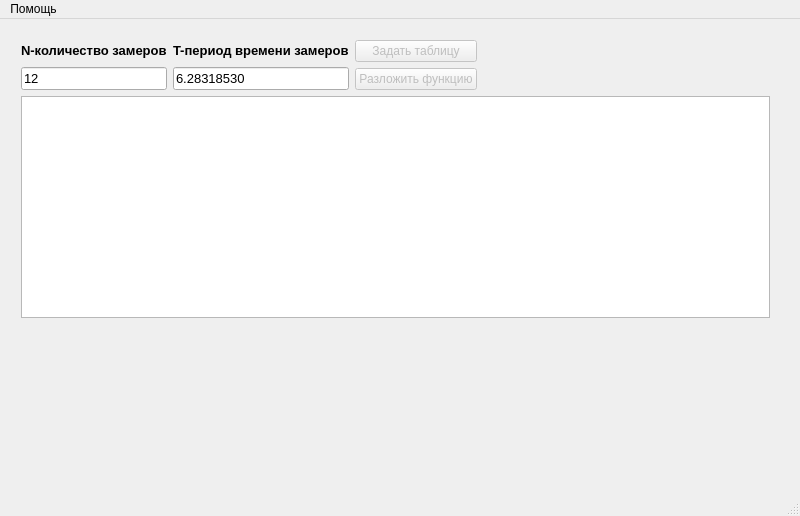
IvanTheCruel/Z5_circuits, file mainwindow.ui: the form before one commit.
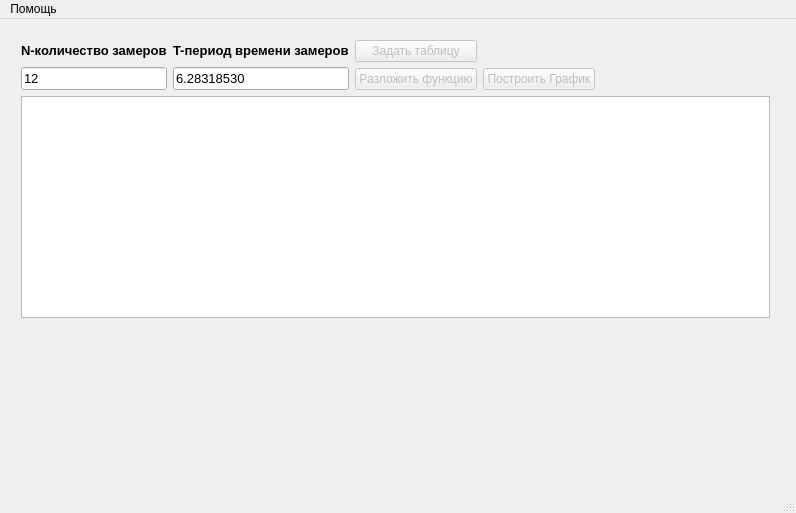
The form after the commit.

```diff
--- a/mainwindow.ui
+++ b/mainwindow.ui
@@ -6,8 +6,8 @@
    <rect>
     <x>0</x>
     <y>0</y>
-    <width>800</width>
-    <height>516</height>
+    <width>796</width>
+    <height>513</height>
    </rect>
   </property>
   <property name="windowTitle">
@@ -138,6 +138,30 @@
          </property>
         </widget>
        </item>
+       <item row="0" column="2">
+        <widget class="QLabel" name="label_3">
+         <property name="font">
+          <font>
+           <pointsize>10</pointsize>
+           <weight>75</weight>
+           <bold>true</bold>
+          </font>
+         </property>
+         <property name="text">
+          <string/>
+         </property>
+        </widget>
+       </item>
+       <item row="1" column="2">
+        <widget class="QPushButton" name="pushButton_3">
+         <property name="enabled">
+          <bool>false</bool>
+         </property>
+         <property name="text">
+          <string>Построить График</string>
+         </property>
+        </widget>
+       </item>
       </layout>
      </item>
     </layout>
@@ -148,7 +172,7 @@
     <rect>
      <x>0</x>
      <y>0</y>
-     <width>800</width>
+     <width>796</width>
      <height>25</height>
     </rect>
    </property>
```
Left out of the diff: 20 changed lines with no effect on the pictures.
